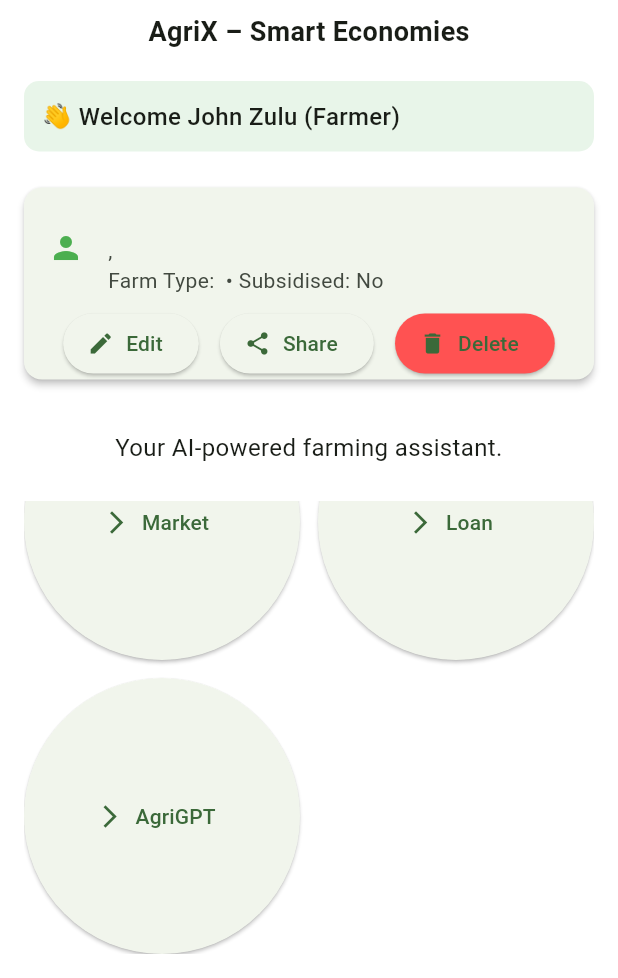
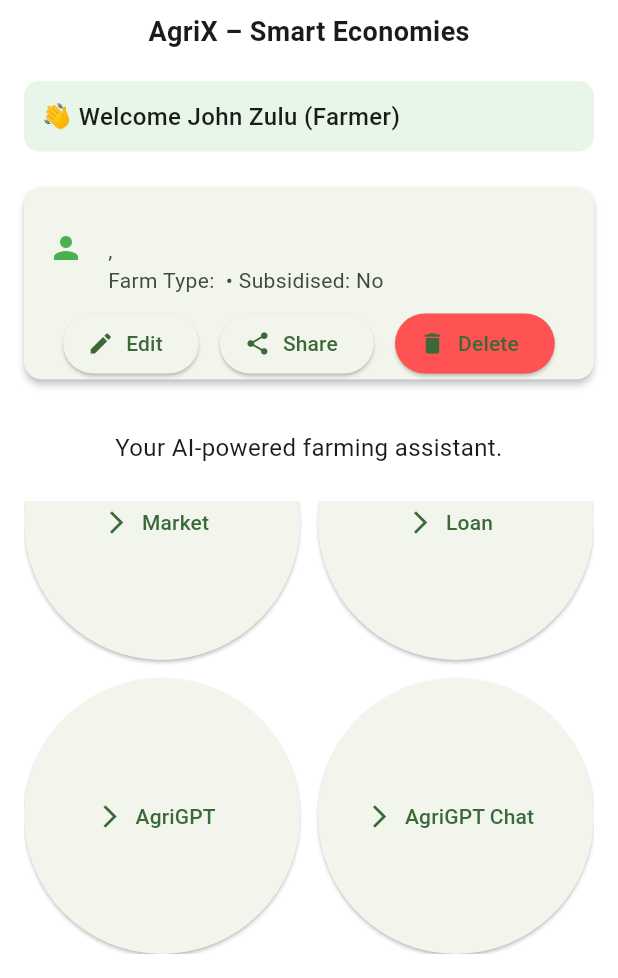
Before and after one commit to smwaingeni-ai/agrix_africa_adt2025, a Flutter app: the LandingPage screen opened directly with sample values from the repository, scrolled down 274 dp, on a phone screen of 412 x 824 dp, the part 258-1236 px from its top. Run offline on Flutter 3.47's test engine with Material 3 defaults, Android fonts, the phone set to English and light mode, and no system bars; our stand-ins replace file_picker, image_picker, qr_flutter, share_plus; accounts and stored records are empty; statements that could not run were skipped.

Commit message:
Update landing_page.dart

```diff
--- a/lib/screens/landing_page.dart
+++ b/lib/screens/landing_page.dart
@@ -60,7 +60,8 @@ class _LandingPageState extends State<LandingPage> {
       {'label': 'Logbook', 'route': '/logbook'},
       {'label': 'Market', 'route': '/market'},
       {'label': 'Loan', 'route': '/loan'},
-      {'label': 'AgriGPT', 'route': '/agrigpt'}, // ✅ New AI Assistant
+      {'label': 'AgriGPT', 'route': '/agrigpt'},     // 🧠 Text-style AI Q&A
+      {'label': 'AgriGPT Chat', 'route': '/chat'},   // 💬 Chat-style assistant
     ];
 
     return Scaffold(
```
